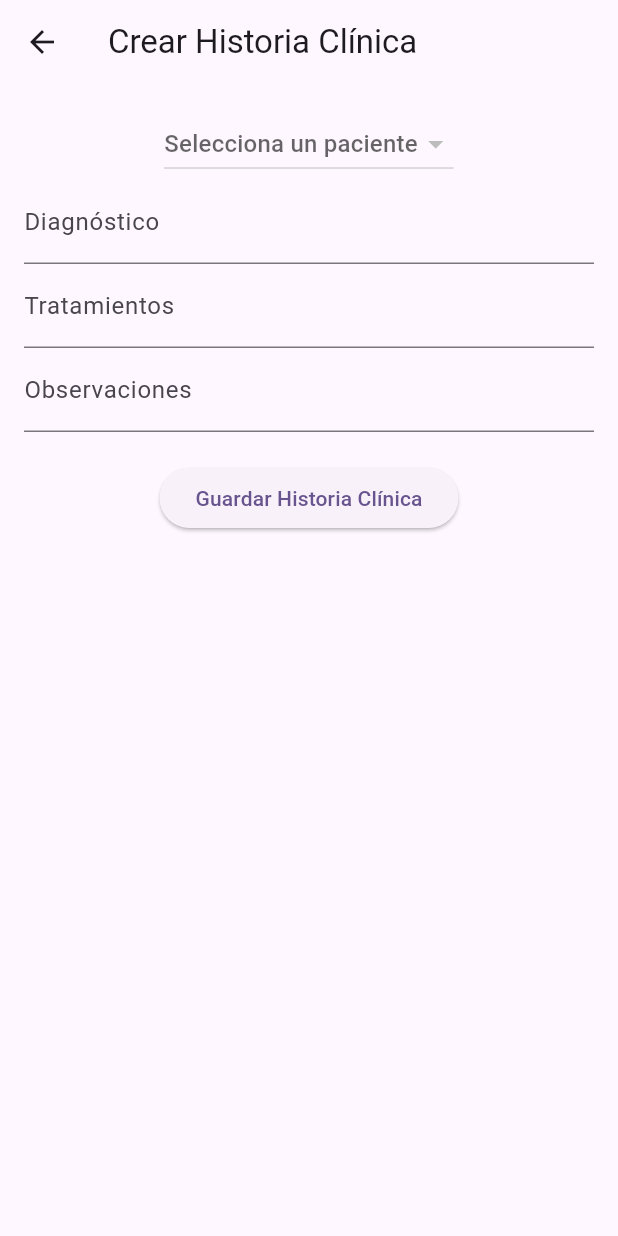
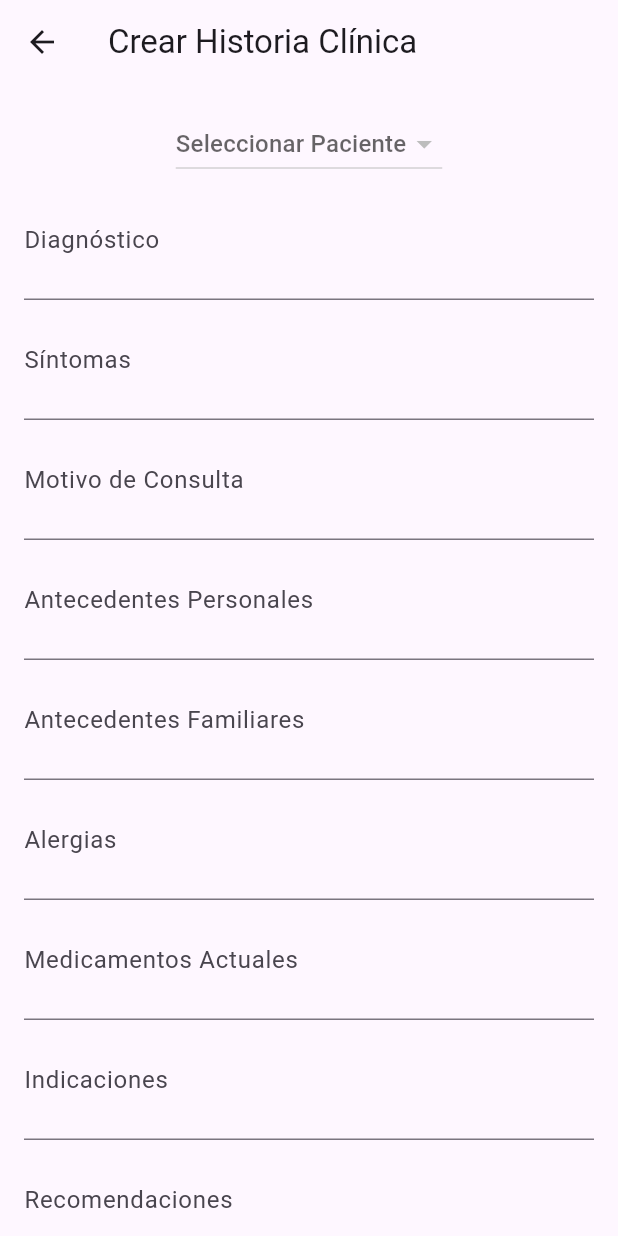
Before and after one commit to alxcript/SM2_ExamenUnidad3, a Flutter app: the CrearHistoriaClinicaPage screen opened directly with empty values, on a phone screen of 412 x 824 dp. Run offline on Flutter 3.47's test engine with Material 3 defaults, Android fonts, the phone set to English and light mode, and no system bars; our stand-ins replace sqflite; accounts and stored records are empty.

Commit message:
historia clinica

```diff
--- a/aplicativo_movil/lib/controllers/historia_clinica_controller.dart
+++ b/aplicativo_movil/lib/controllers/historia_clinica_controller.dart
@@ -1,25 +1,40 @@
-// historia_clinica_controller.dart
-
 import '../database/database_helper.dart';
+import '../models/usuario.dart';
 
 class HistoriaClinicaController {
   final DatabaseHelper _databaseHelper = DatabaseHelper();
 
-  Future<List<Map<String, dynamic>>> obtenerPacientes() async {
-    final usuarios = await _databaseHelper.getUsuarios();
-    return usuarios.where((usuario) => usuario['tipo_usuario'] == 'paciente').toList();
+  Future<List<Usuario>> obtenerPacientes() async {
+    return await _databaseHelper.getUsuariosPorTipo('paciente');
   }
 
-  Future<List<Map<String, dynamic>>> obtenerHistoriasClinicasPorUsuario(int idUsuario) async {
-    return await _databaseHelper.getHistoriasClinicasPorUsuario(idUsuario);
-  }
-
-  Future<void> crearHistoriaClinica(int idUsuario, String diagnostico, String tratamientos, String observaciones) async {
+  Future<void> guardarHistoriaClinica({
+    required int idUsuario,
+    required String diagnostico,
+    required String sintomas,
+    required String motivoConsulta,
+    required String antecedentesPersonales,
+    required String antecedentesFamiliares,
+    required String alergias,
+    required String medicamentosActuales,
+    required String indicaciones,
+    required String recomendaciones,
+    required String observaciones,
+    required String resultadosExamenes,
+  }) async {
     final historia = {
       'id_usuario': idUsuario,
       'diagnostico': diagnostico,
-      'tratamientos': tratamientos,
+      'sintomas': sintomas,
+      'motivo_consulta': motivoConsulta,
+      'antecedentes_personales': antecedentesPersonales,
+      'antecedentes_familiares': antecedentesFamiliares,
+      'alergias': alergias,
+      'medicamentos_actuales': medicamentosActuales,
+      'indicaciones': indicaciones,
+      'recomendaciones': recomendaciones,
       'observaciones': observaciones,
+      'resultados_examenes': resultadosExamenes,
     };
     await _databaseHelper.insertHistoriaClinica(historia);
   }
--- a/aplicativo_movil/lib/models/historia_clinica.dart
+++ b/aplicativo_movil/lib/models/historia_clinica.dart
@@ -1,17 +1,36 @@
-// models/historia_clinica.dart
 class HistoriaClinica {
   final int idHistoria;
   final int idUsuario;
-  final String? diagnostico;
-  final String? tratamientos;
-  final String? observaciones;
+  final String diagnostico;
+  final String sintomas;
+  final String motivoConsulta;
+  final String antecedentesPersonales;
+  final String antecedentesFamiliares;
+  final String alergias;
+  final String medicamentosActuales;
+  final String indicaciones;
+  final String recomendaciones;
+  final String observaciones;
+  final String resultadosExamenes;
+  final String? nombrePaciente; // Agregar nombre del paciente
+  final String? apellidoPaciente; // Agregar apellido del paciente
 
   HistoriaClinica({
     required this.idHistoria,
     required this.idUsuario,
-    this.diagnostico,
-    this.tratamientos,
-    this.observaciones,
+    required this.diagnostico,
+    required this.sintomas,
+    required this.motivoConsulta,
+    required this.antecedentesPersonales,
+    required this.antecedentesFamiliares,
+    required this.alergias,
+    required this.medicamentosActuales,
+    required this.indicaciones,
+    required this.recomendaciones,
+    required this.observaciones,
+    required this.resultadosExamenes,
+    required this.nombrePaciente, // Agregar en el constructor
+    required this.apellidoPaciente, // Agregar en el constructor
   });
 
   factory HistoriaClinica.fromMap(Map<String, dynamic> map) {
@@ -19,8 +38,37 @@ class HistoriaClinica {
       idHistoria: map['id_historia'],
       idUsuario: map['id_usuario'],
       diagnostico: map['diagnostico'],
-      tratamientos: map['tratamientos'],
+      sintomas: map['sintomas'],
+      motivoConsulta: map['motivo_consulta'],
+      antecedentesPersonales: map['antecedentes_personales'],
+      antecedentesFamiliares: map['antecedentes_familiares'],
+      alergias: map['alergias'],
+      medicamentosActuales: map['medicamentos_actuales'],
+      indicaciones: map['indicaciones'],
+      recomendaciones: map['recomendaciones'],
       observaciones: map['observaciones'],
+      resultadosExamenes: map['resultados_examenes'],
+      nombrePaciente:
+          map['nombre_paciente'] ?? 'N/A', // Obtener el nombre del paciente
+      apellidoPaciente:
+          map['apellido_paciente'] ?? 'N/A', // Obtener el apellido del paciente
     );
   }
+
+  Map<String, dynamic> toMap() {
+    return {
+      'id_usuario': idUsuario,
+      'diagnostico': diagnostico,
+      'sintomas': sintomas,
+      'motivo_consulta': motivoConsulta,
+      'antecedentes_personales': antecedentesPersonales,
+      'antecedentes_familiares': antecedentesFamiliares,
+      'alergias': alergias,
+      'medicamentos_actuales': medicamentosActuales,
+      'indicaciones': indicaciones,
+      'recomendaciones': recomendaciones,
+      'observaciones': observaciones,
+      'resultados_examenes': resultadosExamenes,
+    };
+  }
 }
--- a/aplicativo_movil/lib/models/usuario.dart
+++ b/aplicativo_movil/lib/models/usuario.dart
@@ -1,5 +1,5 @@
 class Usuario {
-  final int id;
+  final int id; // Cambia 'id_usuario' a 'id'
   final String nombre;
   final String apellido;
   final String email;
@@ -17,7 +17,7 @@ class Usuario {
 
   Map<String, dynamic> toMap() {
     return {
-      'id_usuario': id,
+      'id_usuario': id, // Aquí sigue usando 'id_usuario' para la base de datos
       'nombre': nombre,
       'apellido': apellido,
       'email': email,
@@ -28,7 +28,7 @@ class Usuario {
 
   factory Usuario.fromMap(Map<String, dynamic> map) {
     return Usuario(
-      id: map['id_usuario'],
+      id: map['id_usuario'], // Asegúrate de usar 'id_usuario' aquí
       nombre: map['nombre'],
       apellido: map['apellido'],
       email: map['email'],
--- a/aplicativo_movil/lib/views/crear_historia_clinica_page.dart
+++ b/aplicativo_movil/lib/views/crear_historia_clinica_page.dart
@@ -1,39 +1,59 @@
 import 'package:flutter/material.dart';
-import '../database/database_helper.dart';
-import 'home_screen.dart'; // Asegúrate de importar HomeScreen
-import '../models/usuario.dart'; // Importar el modelo de Usuario
+import '../controllers/historia_clinica_controller.dart';
+import '../models/usuario.dart';
+import 'home_screen.dart';
 
 class CrearHistoriaClinicaPage extends StatefulWidget {
-  final int idUsuario; // ID del usuario (profesional)
-  final String tipoUsuario; // Tipo de usuario (profesional)
+  final int idUsuario;
+  final String tipoUsuario;
+  final String nombre;
+  final String apellido;
 
   const CrearHistoriaClinicaPage({
     Key? key,
     required this.idUsuario,
     required this.tipoUsuario,
+    required this.nombre,
+    required this.apellido,
   }) : super(key: key);
 
   @override
-  _CrearHistoriaClinicaPageState createState() => _CrearHistoriaClinicaPageState();
+  _CrearHistoriaClinicaPageState createState() =>
+      _CrearHistoriaClinicaPageState();
 }
 
 class _CrearHistoriaClinicaPageState extends State<CrearHistoriaClinicaPage> {
-  final DatabaseHelper _databaseHelper = DatabaseHelper();
+  final HistoriaClinicaController _controller = HistoriaClinicaController();
+  List<Usuario> _pacientes = [];
+  Usuario? _selectedPaciente;
+
   final TextEditingController _diagnosticoController = TextEditingController();
-  final TextEditingController _tratamientosController = TextEditingController();
-  final TextEditingController _observacionesController = TextEditingController();
-
-  List<Usuario> _pacientes = []; // Lista de pacientes
-  Usuario? _selectedPaciente; // Paciente seleccionado
+  final TextEditingController _sintomasController = TextEditingController();
+  final TextEditingController _motivoConsultaController =
+      TextEditingController();
+  final TextEditingController _antecedentesPersonalesController =
+      TextEditingController();
+  final TextEditingController _antecedentesFamiliaresController =
+      TextEditingController();
+  final TextEditingController _alergiasController = TextEditingController();
+  final TextEditingController _medicamentosActualesController =
+      TextEditingController();
+  final TextEditingController _indicacionesController = TextEditingController();
+  final TextEditingController _recomendacionesController =
+      TextEditingController();
+  final TextEditingController _observacionesController =
+      TextEditingController();
+  final TextEditingController _resultadosExamenesController =
+      TextEditingController();
 
   @override
   void initState() {
     super.initState();
-    _cargarPacientes();
+    _fetchPacientes();
   }
 
-  Future<void> _cargarPacientes() async {
-    final pacientes = await _databaseHelper.getUsuariosPorTipo('paciente');
+  void _fetchPacientes() async {
+    List<Usuario> pacientes = await _controller.obtenerPacientes();
     setState(() {
       _pacientes = pacientes;
     });
@@ -41,29 +61,36 @@ class _CrearHistoriaClinicaPageState extends State<CrearHistoriaClinicaPage> {
 
   void _guardarHistoriaClinica() async {
     if (_selectedPaciente == null) {
-      // Mostrar un mensaje de error si no se ha seleccionado un paciente
+      // Mostrar un mensaje de error si no hay paciente seleccionado
       ScaffoldMessenger.of(context).showSnackBar(
-        const SnackBar(content: Text('Por favor, selecciona un paciente.')),
+        SnackBar(content: Text('Por favor, seleccione un paciente.')),
       );
       return;
     }
 
-    final historia = {
-      'id_usuario': _selectedPaciente!.id, // Usar el ID del paciente seleccionado
-      'diagnostico': _diagnosticoController.text,
-      'tratamientos': _tratamientosController.text,
-      'observaciones': _observacionesController.text,
-    };
+    await _controller.guardarHistoriaClinica(
+      idUsuario: _selectedPaciente!.id,
+      diagnostico: _diagnosticoController.text,
+      sintomas: _sintomasController.text,
+      motivoConsulta: _motivoConsultaController.text,
+      antecedentesPersonales: _antecedentesPersonalesController.text,
+      antecedentesFamiliares: _antecedentesFamiliaresController.text,
+      alergias: _alergiasController.text,
+      medicamentosActuales: _medicamentosActualesController.text,
+      indicaciones: _indicacionesController.text,
+      recomendaciones: _recomendacionesController.text,
+      observaciones: _observacionesController.text,
+      resultadosExamenes: _resultadosExamenesController.text,
+    );
 
-    await _databaseHelper.insertHistoriaClinica(historia);
-
-    // Regresar a HomeScreen después de guardar
     Navigator.pushReplacement(
       context,
       MaterialPageRoute(
         builder: (context) => HomeScreen(
           tipoUsuario: widget.tipoUsuario,
           idUsuario: widget.idUsuario,
+          nombre: widget.nombre,
+          apellido: widget.apellido,
         ),
       ),
     );
@@ -75,36 +102,84 @@ class _CrearHistoriaClinicaPageState extends State<CrearHistoriaClinicaPage> {
       appBar: AppBar(
         title: const Text('Crear Historia Clínica'),
       ),
-      body: Padding(
+      body: SingleChildScrollView(
         padding: const EdgeInsets.all(16.0),
         child: Column(
           children: [
-            DropdownButton<Usuario?>(
-              hint: const Text('Selecciona un paciente'),
+            DropdownButton<Usuario>(
+              hint: const Text('Seleccionar Paciente'),
               value: _selectedPaciente,
-              onChanged: (Usuario? nuevoPaciente) {
-                setState(() {
-                  _selectedPaciente = nuevoPaciente;
-                });
-              },
-              items: _pacientes.map((Usuario paciente) {
-                return DropdownMenuItem<Usuario?>(
+              items: _pacientes.map((paciente) {
+                return DropdownMenuItem<Usuario>(
                   value: paciente,
                   child: Text('${paciente.nombre} ${paciente.apellido}'),
                 );
               }).toList(),
+              onChanged: (value) {
+                setState(() {
+                  _selectedPaciente = value;
+                });
+              },
             ),
             TextField(
               controller: _diagnosticoController,
               decoration: const InputDecoration(labelText: 'Diagnóstico'),
+              maxLines: 2,
             ),
             TextField(
-              controller: _tratamientosController,
-              decoration: const InputDecoration(labelText: 'Tratamientos'),
+              controller: _sintomasController,
+              decoration: const InputDecoration(labelText: 'Síntomas'),
+              maxLines: 2,
+            ),
+            TextField(
+              controller: _motivoConsultaController,
+              decoration:
+                  const InputDecoration(labelText: 'Motivo de Consulta'),
+              maxLines: 2,
+            ),
+            TextField(
+              controller: _antecedentesPersonalesController,
+              decoration:
+                  const InputDecoration(labelText: 'Antecedentes Personales'),
+              maxLines: 2,
+            ),
+            TextField(
+              controller: _antecedentesFamiliaresController,
+              decoration:
+                  const InputDecoration(labelText: 'Antecedentes Familiares'),
+              maxLines: 2,
+            ),
+            TextField(
+              controller: _alergiasController,
+              decoration: const InputDecoration(labelText: 'Alergias'),
+              maxLines: 2,
+            ),
+            TextField(
+              controller: _medicamentosActualesController,
+              decoration:
+                  const InputDecoration(labelText: 'Medicamentos Actuales'),
+              maxLines: 2,
+            ),
+            TextField(
+              controller: _indicacionesController,
+              decoration: const InputDecoration(labelText: 'Indicaciones'),
+              maxLines: 2,
+            ),
+            TextField(
+              controller: _recomendacionesController,
+              decoration: const InputDecoration(labelText: 'Recomendaciones'),
+              maxLines: 2,
             ),
             TextField(
               controller: _observacionesController,
               decoration: const InputDecoration(labelText: 'Observaciones'),
+              maxLines: 2,
+            ),
+            TextField(
+              controller: _resultadosExamenesController,
+              decoration:
+                  const InputDecoration(labelText: 'Resultados de Exámenes'),
+              maxLines: 2,
             ),
             const SizedBox(height: 20),
             ElevatedButton(
```
Also changed, not shown: aplicativo_movil/lib/database/database_helper.dart (+41 -18 lines), aplicativo_movil/lib/views/historia_clinica_page.dart (+63 -12 lines), aplicativo_movil/lib/views/home_screen.dart (+29 -14 lines), aplicativo_movil/lib/views/login_page.dart (+9 -1 lines), aplicativo_movil/lib/views/seleccionar_paciente.dart (added, +30 -0 lines).
